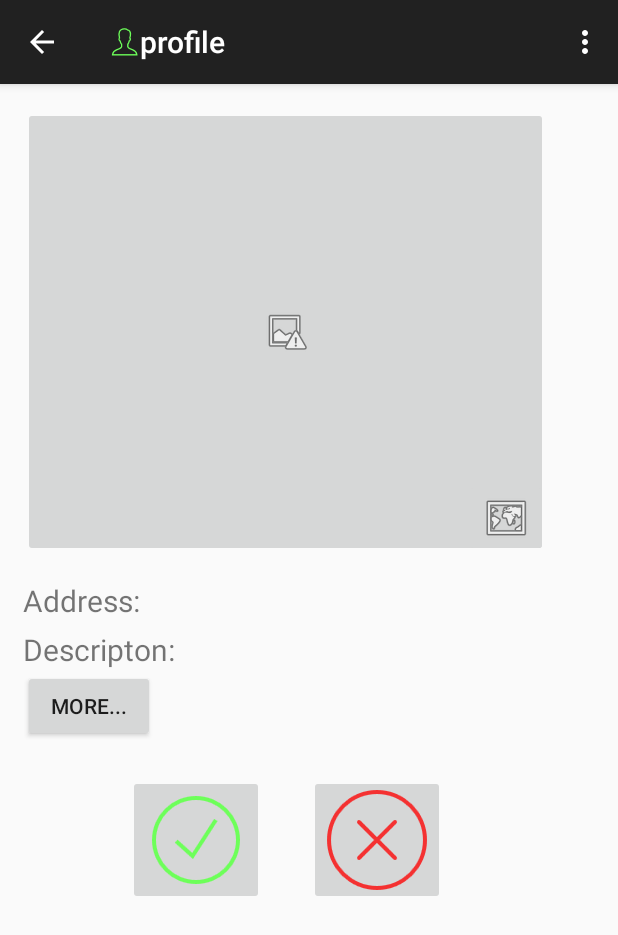
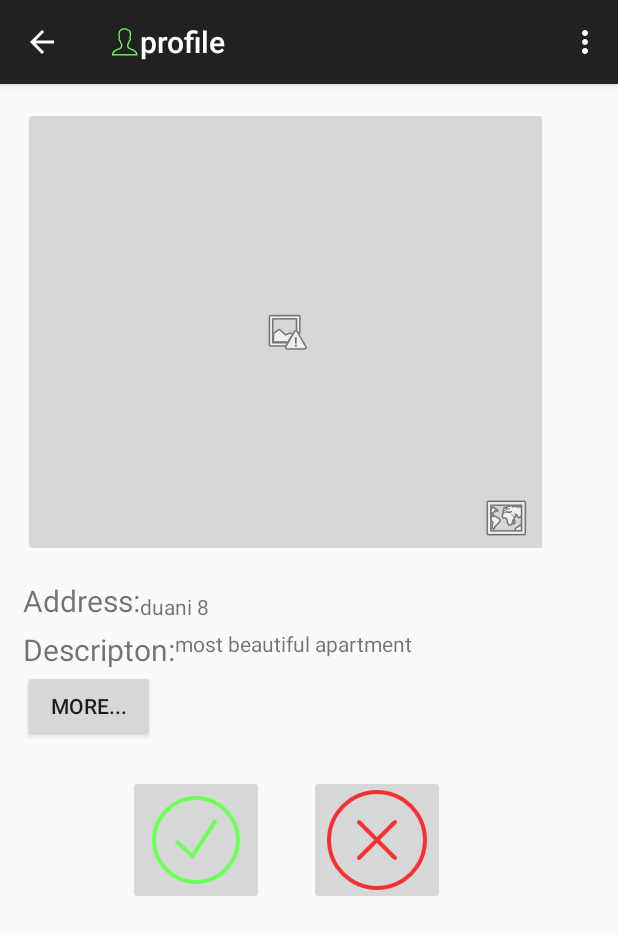
Before and after one commit to Davideini/AndroidMaps, an Android app: the MenuActivity screen opened directly, with no data from a screen before it, on a phone screen of 412 x 824 dp. Shown: the top 935 px of the screen. Run offline under Robolectric (Android 15) with nearby library versions, the phone set to English and light mode, and no system bars; libraries missing offline, so code that uses them is left out: junit.framework; network calls fail; 2 statements that could not run were skipped.

Commit message:
design result from search

```diff
--- a/app/src/main/java/com/sce3/thirdyear/androidmaps/MenuActivity.java
+++ b/app/src/main/java/com/sce3/thirdyear/androidmaps/MenuActivity.java
@@ -18,6 +18,7 @@ import android.view.View;
 import android.view.Window;
 import android.widget.AdapterView;
 import android.widget.ArrayAdapter;
+import android.widget.FrameLayout;
 import android.widget.ListView;
 import android.widget.Toast;
 
@@ -36,19 +37,19 @@ public class MenuActivity extends ActionBarActivity   {
     private DrawerLayout mDrawerLayout;
     private ListView mDrawerList;
     private ActionBarDrawerToggle mDrawerToggle;
-
     private CharSequence mDrawerTitle;
     private CharSequence mTitle;
     private String[] menuTitles;
     private TypedArray menuIcons;
     private ArrayList<MenuItemTemplate> menuitems;
+    ResultFragment resf;
     private int chosenMenuItem=-1;
     @Override
     protected void onCreate(Bundle savedInstanceState) {
         super.onCreate(savedInstanceState);
 
         setContentView(R.layout.activity_menu);
-
+        resf=(ResultFragment) getFragmentManager().findFragmentById(R.id.content_frame);
         menuitems = new ArrayList<MenuItemTemplate>();
         mTitle = mDrawerTitle = getTitle();
         menuTitles = getResources().getStringArray(R.array.menu_array);
@@ -192,4 +193,8 @@ public class MenuActivity extends ActionBarActivity   {
         // Pass any configuration change to the drawer toggls
         mDrawerToggle.onConfigurationChanged(newConfig);
     }
+    public void okClick(View view) {
+
+        resf.updateTextView();
+    }
 }
--- a/app/src/main/java/com/sce3/thirdyear/androidmaps/fragments/ResultFragment.java
+++ b/app/src/main/java/com/sce3/thirdyear/androidmaps/fragments/ResultFragment.java
@@ -1,6 +1,8 @@
 package com.sce3.thirdyear.androidmaps.fragments;
 
 
+import android.app.Activity;
+import android.content.Context;
 import android.os.Bundle;
 import android.app.Fragment;
 import android.view.LayoutInflater;
@@ -8,8 +10,10 @@ import android.view.View;
 import android.view.ViewGroup;
 import android.widget.TextView;
 
+import com.google.android.gms.internal.la;
 import com.sce3.thirdyear.androidmaps.R;
 import com.sce3.thirdyear.classes.Ad;
+import com.sce3.thirdyear.classes.Apartment;
 
 import java.util.ArrayList;
 
@@ -19,21 +23,48 @@ import java.util.ArrayList;
 public class ResultFragment extends Fragment {
 
     ArrayList<Ad> ads;
+    int numOfAds=0;
+    Context context;
+    TextView desc,address;
+    public ResultFragment() {
+        ads = new ArrayList<Ad>();
+        ads.add(new Ad(new Apartment(1, "yavne",120200, "begin", "duani 8",true, false, true, true, true, false, true, true, false, true, true, true, false, 5.5f,5,123.123f, 34.215661f, 70.5f,"most beautiful apartment"),null ) );
+        ads.add(new Ad(new Apartment(2, "asd",120200, "yud", "wdd 8",true, false, true, true, true, false, true, true, false, true, true, true, false, 5.5f,5,123.123f, 34.215661f, 70.5f,"beautiful apartment"),null ) );
+        ads.add(new Ad(new Apartment(3, "yawfaw",120200, "alef", "wrwfw 1523b",true, false, true, true, true, false, true, true, false, true, true, true, false, 5.5f,5,123.123f, 34.215661f, 70.5f,"efewf eeefefe"),null ) );
+    }
 
-    public ResultFragment() {
-        // Required empty public constructor
+    @Override
+    public void onCreate(Bundle savedInstanceState) {
+        super.onCreate(savedInstanceState);
+
 
     }
-
 
     @Override
     public View onCreateView(LayoutInflater inflater, ViewGroup container,
                              Bundle savedInstanceState) {
-        return inflater.inflate(R.layout.fragment_result,container,false);
+        View view =  inflater.inflate(R.layout.fragment_result,container,false);
+        desc=(TextView) view.findViewById(R.id.DescVal);
+        address=(TextView) view.findViewById(R.id.AddressVal);
+        if(numOfAds<=ads.size()) {
+            address.setText(ads.get(numOfAds).getApartment().getAddress().toString());
+            desc.setText(ads.get(numOfAds).getApartment().getDesc().toString());
+            numOfAds++;
+        }
+        return view;
     }
 
     @Override
     public void onDestroyView() {
         super.onDestroyView();
     }
+
+    public void updateTextView(){
+        if(numOfAds<=ads.size()) {
+            address.setText(ads.get(numOfAds).getApartment().getAddress().toString());
+            desc.setText(ads.get(numOfAds).getApartment().getDesc().toString());
+            numOfAds++;
+        }
+    }
+
 }
--- a/app/src/main/java/com/sce3/thirdyear/classes/Apartment.java
+++ b/app/src/main/java/com/sce3/thirdyear/classes/Apartment.java
@@ -29,8 +29,9 @@ public class Apartment {
     float longitude;
     float latitude;
     float sizem2;
+    String desc;
 
-    public Apartment(int id, String city, int price, String territory, String address, boolean aircondition, boolean elevator, boolean balcony, boolean isolated_room, boolean parking, boolean handicap_access, boolean storage, boolean bars, boolean sun_balcony, boolean renovated, boolean furnished, boolean unit, boolean pandoor, float rooms, int floor, float longitude, float latitude, float sizem2) {
+    public Apartment(int id, String city, int price, String territory, String address, boolean aircondition, boolean elevator, boolean balcony, boolean isolated_room, boolean parking, boolean handicap_access, boolean storage, boolean bars, boolean sun_balcony, boolean renovated, boolean furnished, boolean unit, boolean pandoor, float rooms, int floor, float longitude, float latitude, float sizem2,String desc) {
         this.id = id;
         this.city = city;
         this.price = price;
@@ -54,6 +55,7 @@ public class Apartment {
         this.longitude = longitude;
         this.latitude = latitude;
         this.sizem2 = sizem2;
+        this.desc=desc;
     }
 
     public int getId() {
@@ -94,6 +96,13 @@ public class Apartment {
 
     public void setAddress(String address) {
         this.address = address;
+    }
+    public String getDesc() {
+        return desc;
+    }
+
+    public void setDesc(String desc) {
+        this.desc = desc;
     }
 
     public boolean isAircondition() {
--- a/app/src/main/res/layout/fragment_result.xml
+++ b/app/src/main/res/layout/fragment_result.xml
@@ -66,7 +66,8 @@
             android:layout_height="wrap_content"
             android:layout_marginLeft="70dp"
             android:id="@+id/okBtn"
-            android:src="@drawable/ic_ok" />
+            android:src="@drawable/ic_ok"
+            android:onClick="okClick"/>
 
         <ImageButton
             android:layout_width="wrap_content"
```
